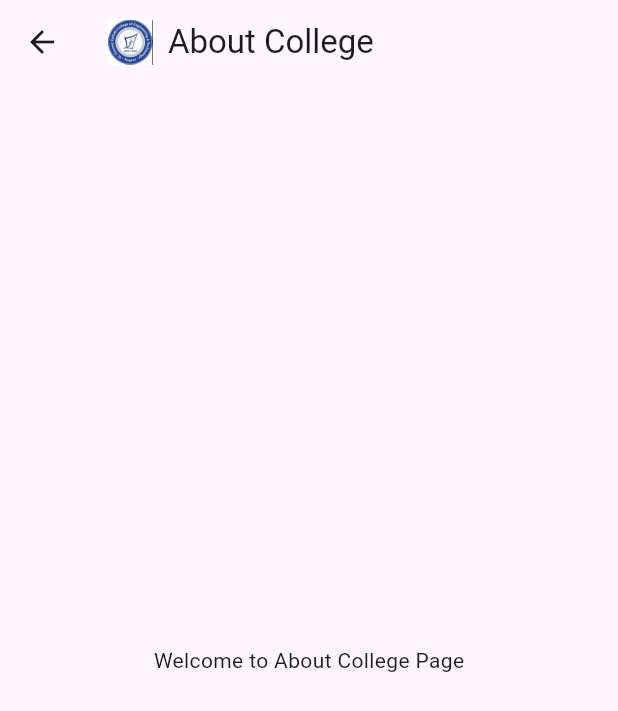
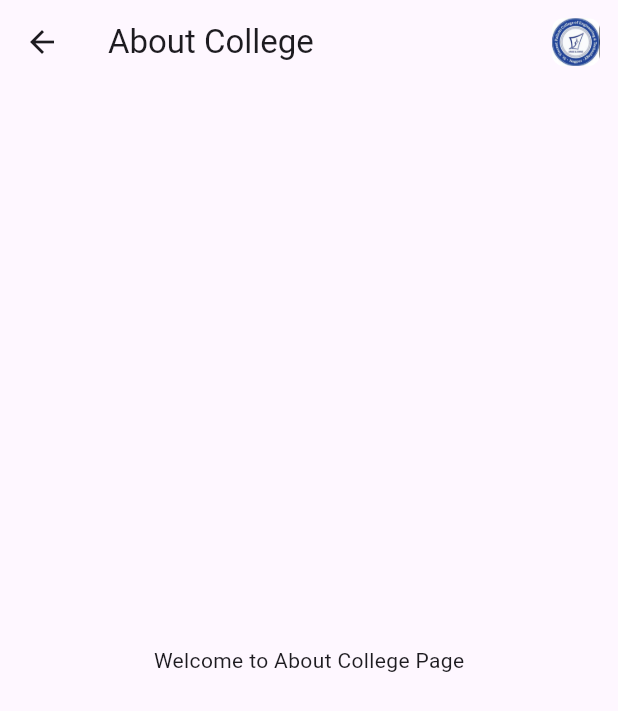
Before and after one commit to theaashaychahande/stvincent_sys_app, a Flutter app: the screen it shows after launch, in the side drawer, after a tap on "About College", on a phone screen of 412 x 824 dp. Shown: the top 711 px of the screen. Run offline on Flutter 3.47's test engine with Material 3 defaults, Android fonts, the phone set to English and light mode, and no system bars.

Commit message:
created collegelogo() widget

```diff
--- a/lib/home_screen.dart
+++ b/lib/home_screen.dart
@@ -4,6 +4,7 @@ import 'sections/basic_info.dart';
 import 'sections/programs_offered.dart';
 import 'sections/branches_departments.dart';
 import 'sections/degrees.dart';
+import 'widgets/college_logo.dart';
 
 class HomeScreen extends StatelessWidget {
   const HomeScreen({super.key});
@@ -12,26 +13,13 @@ class HomeScreen extends StatelessWidget {
   Widget build(BuildContext context) {
     return Scaffold(
       appBar: AppBar(
-        title: Row(
-          children: [
-            Image.asset(
-              'assets/logosvpcet.png',
-              height: 30,
-              width: 30,
-              errorBuilder: (context, error, stackTrace) {
-                // Placeholder if image is not found
-                return Container(
-                  width: 30,
-                  height: 30,
-                  color: Colors.grey,
-                  child: const Icon(Icons.image, size: 20),
-                );
-              },
-            ),
-            const SizedBox(width: 10),
-            const Text('Home Page'),
-          ],
-        ),
+        title: const Text('Home Page'),
+        actions: [
+          Padding(
+            padding: const EdgeInsets.only(right: 12),
+            child: CollegeLogo(size: 32),
+          ),
+        ],
       ),
       drawer: Drawer(
         child: ListView(
@@ -43,20 +31,7 @@ class HomeScreen extends StatelessWidget {
               ),
               child: Row(
                 children: [
-                  Image.asset(
-                    'assets/logosvpcet.png',
-                    height: 50,
-                    width: 50,
-                    errorBuilder: (context, error, stackTrace) {
-                      // Placeholder if image is not found
-                      return Container(
-                        width: 50,
-                        height: 50,
-                        color: Colors.grey,
-                        child: const Icon(Icons.image, size: 30),
-                      );
-                    },
-                  ),
+                  CollegeLogo(size: 50),
                   const SizedBox(width: 10),
                   const Text(
                     'SVPCET',
--- a/lib/sections/about_college.dart
+++ b/lib/sections/about_college.dart
@@ -1,4 +1,5 @@
 import 'package:flutter/material.dart';
+import '../widgets/college_logo.dart';
 
 class AboutCollegePage extends StatelessWidget {
   const AboutCollegePage({super.key});
@@ -7,26 +8,13 @@ class AboutCollegePage extends StatelessWidget {
   Widget build(BuildContext context) {
     return Scaffold(
       appBar: AppBar(
-        title: Row(
-          children: [
-            Image.asset(
-              'assets/logosvpcet.png',
-              height: 30,
-              width: 30,
-              errorBuilder: (context, error, stackTrace) {
-                // Placeholder if image is not found
-                return Container(
-                  width: 30,
-                  height: 30,
-                  color: Colors.grey,
-                  child: const Icon(Icons.image, size: 20),
-                );
-              },
-            ),
-            const SizedBox(width: 10),
-            const Text('About College'),
-          ],
-        ),
+        title: const Text('About College'),
+        actions: [
+          Padding(
+            padding: const EdgeInsets.only(right: 12),
+            child: CollegeLogo(size: 32),
+          ),
+        ],
       ),
       body: const Center(
         child: Text('Welcome to About College Page'),
--- /dev/null
+++ b/lib/widgets/college_logo.dart
@@ -0,0 +1,20 @@
+import 'package:flutter/material.dart';
+
+class CollegeLogo extends StatelessWidget {
+  final double size;
+
+  const CollegeLogo({super.key, this.size = 50});
+
+  @override
+  Widget build(BuildContext context) {
+    return ClipRRect(
+      borderRadius: BorderRadius.circular(8),
+      child: Image.asset(
+        'assets/logosvpcet.png',
+        height: size,
+        width: size,
+        fit: BoxFit.cover,
+      ),
+    );
+  }
+}
```
Also changed, not shown: lib/announcements_screen.dart (+8 -20 lines), lib/calendar_screen.dart (+8 -20 lines), lib/profile_screen.dart (+8 -20 lines), lib/sections/basic_info.dart (+8 -20 lines), lib/sections/branches_departments.dart (+8 -20 lines), lib/sections/degrees.dart (+8 -20 lines), lib/sections/programs_offered.dart (+8 -20 lines).
